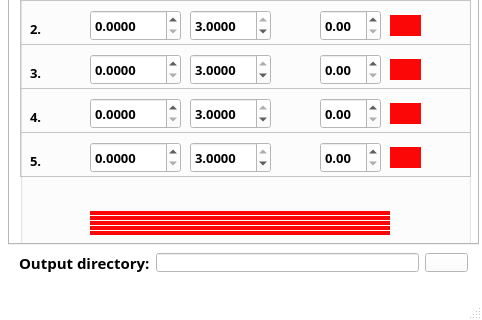
jmanuelfuentes/sedus, file mainwindow.ui: the form before one commit; both pictures show x 662 to 1144 and y 411 to 731 of the 1144 by 731 pixel window.
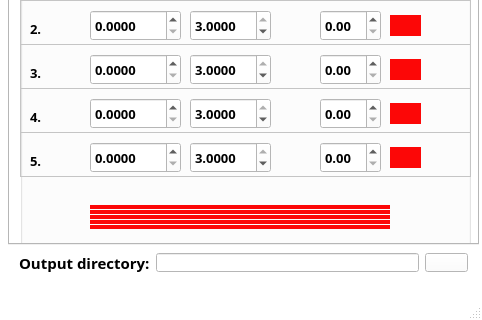
The form after the commit. The open tabs and pages were chosen to show the change. Icons and pictures are not drawn. Custom widgets are drawn as their Qt base class.

Commit message: Error watterson solved (sum=0) correct axis labels, new images, no warnings

```diff
--- a/mainwindow.ui
+++ b/mainwindow.ui
@@ -3979,9 +3979,9 @@
        <property name="geometry">
         <rect>
          <x>70</x>
-         <y>283</y>
+         <y>288</y>
          <width>300</width>
-         <height>31</height>
+         <height>18</height>
         </rect>
        </property>
        <property name="baseSize">
@@ -4004,7 +4004,7 @@
        <property name="geometry">
         <rect>
          <x>70</x>
-         <y>315</y>
+         <y>309</y>
          <width>300</width>
          <height>4</height>
         </rect>
@@ -4435,7 +4435,7 @@
        <property name="geometry">
         <rect>
          <x>70</x>
-         <y>320</y>
+         <y>314</y>
          <width>300</width>
          <height>4</height>
         </rect>
@@ -4863,7 +4863,7 @@
        <property name="geometry">
         <rect>
          <x>70</x>
-         <y>330</y>
+         <y>324</y>
          <width>300</width>
          <height>4</height>
         </rect>
@@ -5291,7 +5291,7 @@
        <property name="geometry">
         <rect>
          <x>70</x>
-         <y>325</y>
+         <y>319</y>
          <width>300</width>
          <height>4</height>
         </rect>
@@ -5719,7 +5719,7 @@
        <property name="geometry">
         <rect>
          <x>70</x>
-         <y>335</y>
+         <y>329</y>
          <width>300</width>
          <height>4</height>
         </rect>
```
Left out of the diff: 4 changed lines with no effect on the pictures. The commit also changes 4 other files.
